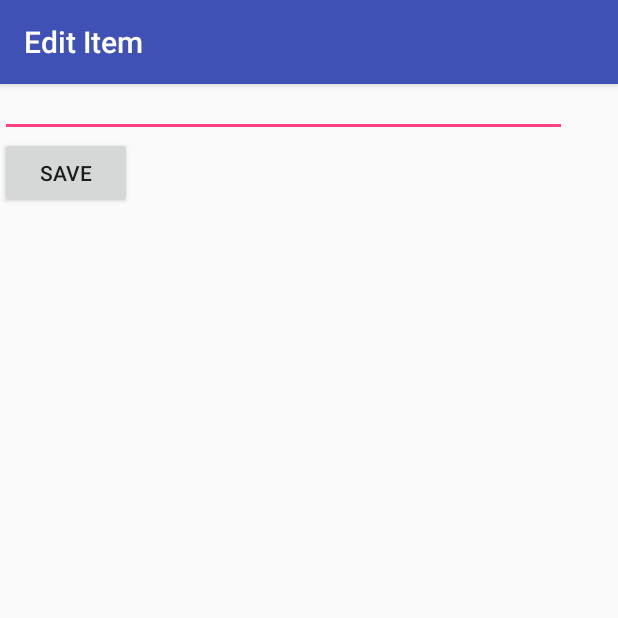
After one commit to gracecao816/ToDoList, an Android app: the EditItemActivity screen opened directly, with no data from a screen before it, on a phone screen of 412 x 824 dp, the top half of it. The commit adds this screen. Run offline under Robolectric (Android 15) with nearby library versions, the phone set to English and light mode, and no system bars.

Commit message:
Added option for user to edit text and save the edits.

```diff
--- a/app/src/main/AndroidManifest.xml
+++ b/app/src/main/AndroidManifest.xml
@@ -16,6 +16,7 @@
                 <category android:name="android.intent.category.LAUNCHER" />
             </intent-filter>
         </activity>
+        <activity android:name=".EditItemActivity"></activity>
     </application>
 
 </manifest>
--- /dev/null
+++ b/app/src/main/java/gracecao/simpletodo/EditItemActivity.java
@@ -0,0 +1,44 @@
+package gracecao.simpletodo;
+
+import android.content.Intent;
+import android.os.Bundle;
+import android.support.v7.app.AppCompatActivity;
+import android.view.View;
+import android.widget.EditText;
+
+import static gracecao.simpletodo.MainActivity.ITEM_POSITION;
+import static gracecao.simpletodo.MainActivity.ITEM_TEXT;
+
+public class EditItemActivity extends AppCompatActivity {
+    //text field containing updated item description
+    EditText etItemText;
+    //we need to track the item's position in the list
+    int position;
+
+    @Override
+    protected void onCreate(Bundle savedInstanceState) {
+        super.onCreate(savedInstanceState);
+        setContentView(R.layout.activity_edit_item);
+        //resolve the text field from the layout
+        etItemText = (EditText) findViewById(R.id.editText);
+        //set the text field's content from the intent
+        etItemText.setText(getIntent().getStringExtra(ITEM_TEXT));
+        //track the position of the item in the list
+        position = getIntent().getIntExtra(ITEM_POSITION, 0);
+        //set the title bar to reflect the purpose of the view
+        getSupportActionBar().setTitle("Edit Item");
+    }
+
+    public void onSaveItem(View v) {
+        //Prepare intent to pass back to MainActivity
+        Intent data = new Intent();
+        //Pass updated item text and original position
+        data.putExtra(ITEM_TEXT, etItemText.getText().toString());
+        data.putExtra(ITEM_POSITION, position);
+        //Set result code and bundle data for response
+        setResult(RESULT_OK, data);
+        //closes the edit activity, passes intent back to main
+        finish();
+    }
+
+}
--- /dev/null
+++ b/app/src/main/res/layout/activity_edit_item.xml
@@ -0,0 +1,30 @@
+<?xml version="1.0" encoding="utf-8"?>
+<RelativeLayout xmlns:android="http://schemas.android.com/apk/res/android"
+    xmlns:app="http://schemas.android.com/apk/res-auto"
+    xmlns:tools="http://schemas.android.com/tools"
+    android:layout_width="match_parent"
+    android:layout_height="match_parent"
+    tools:context=".EditItemActivity">
+
+    <EditText
+        android:id="@+id/editText"
+        android:layout_width="378dp"
+        android:layout_height="35dp"
+        android:ems="10"
+        android:inputType="textMultiLine"
+        tools:layout_editor_absoluteX="3dp"
+        tools:layout_editor_absoluteY="5dp" />
+
+    <Button
+        android:id="@+id/btnSave"
+        android:layout_width="wrap_content"
+        android:layout_height="wrap_content"
+        android:layout_alignParentLeft="true"
+        android:layout_alignParentStart="true"
+        android:layout_below="@+id/editText"
+        android:text="Save"
+        tools:layout_editor_absoluteX="3dp"
+        tools:layout_editor_absoluteY="40dp"
+        android:onClick="onSaveItem"
+        tools:text="Save" />
+</RelativeLayout>
```
Also changed, not shown: app/src/main/java/gracecao/simpletodo/MainActivity.java (+39 -0 lines).
